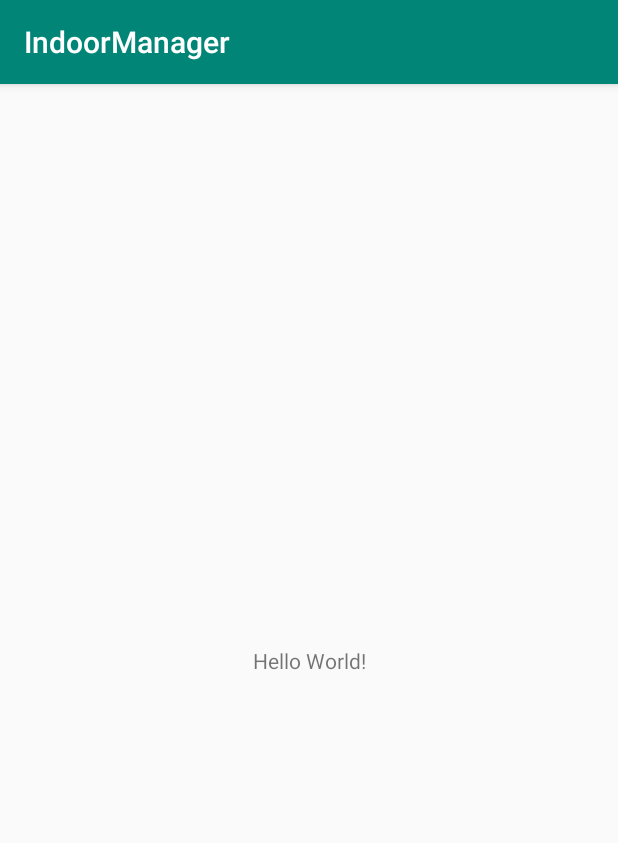
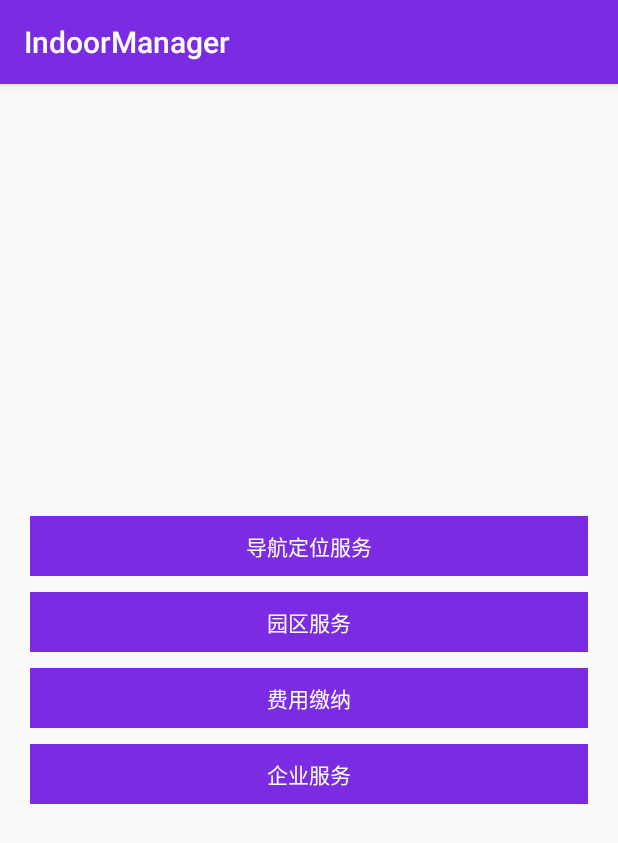
Before and after one commit to zhuandian/IndoorManager, an Android app: the screen it shows after launch (MainActivity), on a phone screen of 412 x 824 dp. Shown: the top 843 px of the screen. Run offline under Robolectric (Android 15) with nearby library versions, the phone set to English and light mode, and no system bars; our stand-ins replace ButterKnife; libraries missing offline, so code that uses them is left out: cn.bmob.v3; 1 statement that could not run was skipped.

Commit message:
缴费页面

```diff
--- a/app/src/main/res/layout/activity_main.xml
+++ b/app/src/main/res/layout/activity_main.xml
@@ -1,18 +1,63 @@
 <?xml version="1.0" encoding="utf-8"?>
-<android.support.constraint.ConstraintLayout xmlns:android="http://schemas.android.com/apk/res/android"
-    xmlns:app="http://schemas.android.com/apk/res-auto"
+<LinearLayout xmlns:android="http://schemas.android.com/apk/res/android"
     xmlns:tools="http://schemas.android.com/tools"
     android:layout_width="match_parent"
     android:layout_height="match_parent"
+    android:gravity="center"
+    android:orientation="vertical"
     tools:context=".MainActivity">
 
+
     <TextView
-        android:layout_width="wrap_content"
-        android:layout_height="wrap_content"
-        android:text="Hello World!"
-        app:layout_constraintBottom_toBottomOf="parent"
-        app:layout_constraintLeft_toLeftOf="parent"
-        app:layout_constraintRight_toRightOf="parent"
-        app:layout_constraintTop_toTopOf="parent" />
+        android:id="@+id/tv_location"
+        android:layout_width="match_parent"
+        android:layout_height="40dp"
+        android:layout_marginLeft="20dp"
+        android:layout_marginTop="5dp"
+        android:layout_marginRight="20dp"
+        android:layout_marginBottom="5dp"
+        android:background="@color/colorPrimary"
+        android:gravity="center"
+        android:text="导航定位服务"
+        android:textColor="#fff" />
 
-</android.support.constraint.ConstraintLayout>
+    <TextView
+        android:id="@+id/tv_service"
+        android:layout_width="match_parent"
+        android:layout_height="40dp"
+        android:layout_marginLeft="20dp"
+        android:layout_marginTop="5dp"
+        android:layout_marginRight="20dp"
+        android:layout_marginBottom="5dp"
+        android:background="@color/colorPrimary"
+        android:gravity="center"
+        android:text="园区服务"
+        android:textColor="#fff" />
+
+    <TextView
+        android:id="@+id/tv_pay"
+        android:layout_width="match_parent"
+        android:layout_height="40dp"
+        android:layout_marginLeft="20dp"
+        android:layout_marginTop="5dp"
+        android:layout_marginRight="20dp"
+        android:layout_marginBottom="5dp"
+        android:background="@color/colorPrimary"
+        android:gravity="center"
+        android:text="费用缴纳"
+        android:textColor="#fff" />
+
+    <TextView
+        android:id="@+id/tv_business_service"
+        android:layout_width="match_parent"
+        android:layout_height="40dp"
+        android:layout_marginLeft="20dp"
+        android:layout_marginTop="5dp"
+        android:layout_marginRight="20dp"
+        android:layout_marginBottom="5dp"
+        android:background="@color/colorPrimary"
+        android:gravity="center"
+        android:text="企业服务"
+        android:textColor="#fff" />
+
+</LinearLayout>
--- a/app/src/main/res/values/colors.xml
+++ b/app/src/main/res/values/colors.xml
@@ -1,6 +1,10 @@
 <?xml version="1.0" encoding="utf-8"?>
 <resources>
-    <color name="colorPrimary">#008577</color>
-    <color name="colorPrimaryDark">#00574B</color>
+    <color name="colorPrimary">#7b2ce2</color>
+    <color name="colorPrimaryDark">#7b2ce2</color>
     <color name="colorAccent">#D81B60</color>
+
+
+    <color name="white">#ffffff</color>
+    <color name="color_round_btn_bg">#ec6767</color>
 </resources>
--- /dev/null
+++ b/app/src/main/res/xml/network_security_config.xml
@@ -0,0 +1,4 @@
+<?xml version="1.0" encoding="utf-8"?>
+<network-security-config>
+    <base-config cleartextTrafficPermitted="true" />
+</network-security-config>
```
Also changed, not shown: app/src/main/AndroidManifest.xml (+15 -0 lines), app/src/main/java/com/zhuandian/indoormanager/MainActivity.java (+24 -1 lines), app/src/main/java/com/zhuandian/indoormanager/business/PayActivity.java (added, +89 -0 lines), app/src/main/res/layout/activity_pay.xml (added, +56 -0 lines), app/src/main/res/values/arrays.xml (added, +16 -0 lines).
